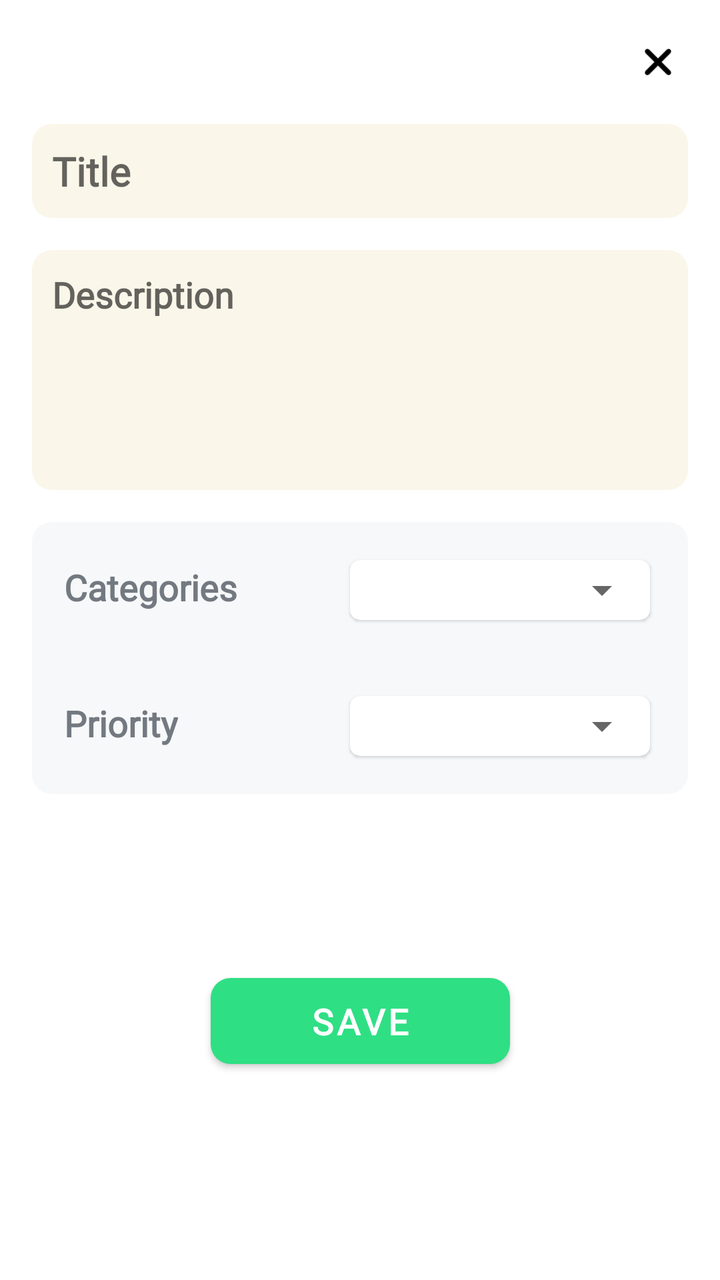
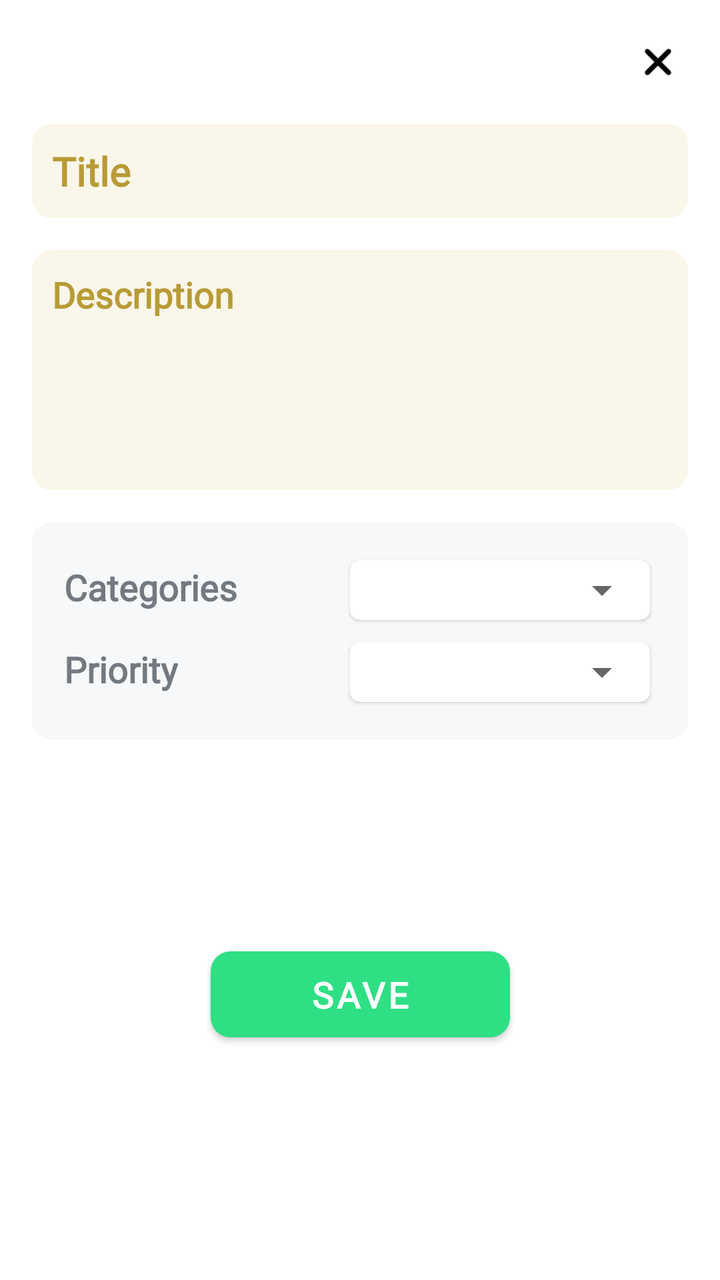

The first picture is an Android layout as it rendered before a commit; the second is the same layout after the commit. The layout source and the unified diff follow.
<!-- AndroidManifest.xml: application theme Theme.KotlinArchitecture -->
<!-- res/layout/fragment_note.xml -->
<?xml version="1.0" encoding="utf-8"?>
<androidx.constraintlayout.widget.ConstraintLayout xmlns:android="http://schemas.android.com/apk/res/android"
    xmlns:app="http://schemas.android.com/apk/res-auto"
    xmlns:tools="http://schemas.android.com/tools"
    android:layout_width="match_parent"
    android:layout_height="match_parent"
    android:padding="16dp"
    tools:context=".ui.add.NoteFragment">

    

    <ImageView
        android:id="@+id/close_img"
        android:layout_width="30dp"
        android:layout_height="30dp"
        android:rotation="45"
        android:src="@drawable/ic_round_add_24"
        app:layout_constraintEnd_toEndOf="parent"
        app:layout_constraintTop_toTopOf="parent" />

    
    <EditText
        android:id="@+id/title_edt"
        android:layout_width="0dp"
        android:layout_height="wrap_content"
        android:layout_marginTop="16dp"
        android:background="@drawable/bg_rounded_yellow_light"
        android:fontFamily="@font/abel"
        android:hint="@string/title"
        android:maxLines="1"
        android:padding="10dp"
        android:textSize="20sp"
        android:textStyle="bold"
        app:layout_constraintEnd_toEndOf="parent"
        app:layout_constraintStart_toStartOf="parent"
        app:layout_constraintTop_toBottomOf="@+id/close_img"
        app:textColorHint="@color/yellowDark" />

    
    <EditText
        android:id="@+id/desc_edt"
        android:layout_width="0dp"
        android:layout_height="120dp"
        android:layout_marginTop="16dp"
        android:background="@drawable/bg_rounded_yellow_light"
        android:fontFamily="@font/abel"
        android:gravity="top"
        android:hint="@string/desc"
        android:maxLines="1"
        android:textStyle="bold"
        android:padding="10dp"
        android:textSize="18sp"
        app:layout_constraintEnd_toEndOf="parent"
        app:layout_constraintStart_toStartOf="parent"
        app:layout_constraintTop_toBottomOf="@+id/title_edt"
        app:textColorHint="@color/yellowDark" />

    
    <androidx.constraintlayout.widget.ConstraintLayout
        android:id="@+id/content_layout"
        android:layout_width="0dp"
        android:layout_height="wrap_content"
        android:layout_marginTop="16dp"
        android:background="@drawable/bg_rounded_gray_light"
        app:layout_constraintEnd_toEndOf="parent"
        app:layout_constraintStart_toStartOf="parent"
        app:layout_constraintTop_toBottomOf="@+id/desc_edt">

        
        <androidx.constraintlayout.widget.ConstraintLayout
            android:id="@+id/categories_layout"
            android:layout_width="match_parent"
            android:layout_height="wrap_content"
            android:padding="16dp"
            app:layout_constraintTop_toTopOf="parent">


            
            <TextView
                android:layout_width="wrap_content"
                android:layout_height="wrap_content"
                android:fontFamily="@font/abel"
                android:text="@string/categories"
                android:textColor="@color/grayDark"
                android:textSize="18sp"
                android:textStyle="bold"
                app:layout_constraintBottom_toBottomOf="@+id/cardView"
                app:layout_constraintStart_toStartOf="parent"
                app:layout_constraintTop_toTopOf="parent" />

            
            <androidx.cardview.widget.CardView
                android:id="@+id/cardView"
                android:layout_width="150dp"
                android:layout_height="30dp"
                android:layout_margin="3dp"
                app:cardBackgroundColor="@color/white"
                app:cardCornerRadius="5dp"
                app:cardElevation="1dp"
                app:layout_constraintBottom_toBottomOf="parent"
                app:layout_constraintEnd_toEndOf="parent"
                app:layout_constraintTop_toTopOf="parent">

                <Spinner
                    android:id="@+id/categories_spinner"
                    android:layout_width="match_parent"
                    android:layout_height="wrap_content"
                    android:layout_gravity="center_vertical" />

            </androidx.cardview.widget.CardView>


        </androidx.constraintlayout.widget.ConstraintLayout>


        
        <androidx.constraintlayout.widget.ConstraintLayout
            android:id="@+id/priority_layout"
            android:layout_width="match_parent"
            android:layout_height="wrap_content"
            android:padding="16dp"
            app:layout_constraintTop_toBottomOf="@id/categories_layout">


            
            <TextView
                android:layout_width="wrap_content"
                android:layout_height="wrap_content"
                android:fontFamily="@font/abel"
                android:text="@string/priority"
                android:textColor="@color/grayDark"
                android:textSize="18sp"
                android:textStyle="bold"
                app:layout_constraintBottom_toBottomOf="@+id/cardView2"
                app:layout_constraintStart_toStartOf="parent"
                app:layout_constraintTop_toTopOf="parent" />

            
            <androidx.cardview.widget.CardView
                android:id="@+id/cardView2"
                android:layout_width="150dp"
                android:layout_height="30dp"
                android:layout_margin="3dp"
                app:cardBackgroundColor="@color/white"
                app:cardCornerRadius="5dp"
                app:cardElevation="1dp"
                app:layout_constraintBottom_toBottomOf="parent"
                app:layout_constraintEnd_toEndOf="parent"
                app:layout_constraintTop_toTopOf="parent">

                <Spinner
                    android:id="@+id/priority_spinner"
                    android:layout_width="match_parent"
                    android:layout_height="wrap_content"
                    android:layout_gravity="center_vertical" />

            </androidx.cardview.widget.CardView>


        </androidx.constraintlayout.widget.ConstraintLayout>


    </androidx.constraintlayout.widget.ConstraintLayout>

    
    <com.google.android.material.button.MaterialButton
        android:id="@+id/save_note_btn"
        android:layout_width="wrap_content"
        android:layout_height="55dp"
        android:fontFamily="@font/abel"
        android:paddingHorizontal="50dp"
        android:text="@string/save"
        android:textSize="18sp"
        android:textStyle="bold"
        app:backgroundTint="@color/green"
        app:cornerRadius="10dp"
        app:layout_constraintBottom_toBottomOf="parent"
        app:layout_constraintEnd_toEndOf="parent"
        app:layout_constraintStart_toStartOf="parent"
        app:layout_constraintTop_toBottomOf="@+id/content_layout" />

</androidx.constraintlayout.widget.ConstraintLayout>
<!-- resources referenced by this layout -->
<resources>
  <color name="grayDark">#737980</color>
  <color name="green">#2fdf84</color>
  <color name="white">#FFFFFFFF</color>
  <color name="yellowDark">#b89b36</color>
  <!-- drawable bg_rounded_gray_light (drawable) -->
  <?xml version="1.0" encoding="utf-8"?>
  <shape xmlns:android="http://schemas.android.com/apk/res/android">
      <solid android:color="@color/grayLight"/>
      <corners android:radius="10dp"/>
  </shape>
  <!-- drawable bg_rounded_yellow_light (drawable) -->
  <?xml version="1.0" encoding="utf-8"?>
  <shape xmlns:android="http://schemas.android.com/apk/res/android">
  
      <solid
          android:color="@color/yellowLight"
          />
  
      <corners
          android:radius="10dp"
          />
  
  </shape>
  <!-- drawable ic_round_add_24 (drawable) -->
  <vector android:height="24dp" android:tint="#000000"
      android:viewportHeight="24" android:viewportWidth="24"
      android:width="24dp" xmlns:android="http://schemas.android.com/apk/res/android">
      <path android:fillColor="@android:color/white" android:pathData="M18,13h-5v5c0,0.55 -0.45,1 -1,1s-1,-0.45 -1,-1v-5H6c-0.55,0 -1,-0.45 -1,-1s0.45,-1 1,-1h5V6c0,-0.55 0.45,-1 1,-1s1,0.45 1,1v5h5c0.55,0 1,0.45 1,1s-0.45,1 -1,1z"/>
  </vector>
  <string name="categories">Categories</string>
  <string name="desc">Description</string>
  <string name="priority">Priority</string>
  <string name="save">Save</string>
  <string name="title">Title</string>
  <style name="Theme.KotlinArchitecture" parent="Theme.MaterialComponents.DayNight.NoActionBar">
          
          <item name="colorPrimary">@color/purple_500</item>
          <item name="colorPrimaryVariant">@color/darkSlategray</item>
          <item name="colorOnPrimary">@color/white</item>
          
          <item name="colorSecondary">@color/teal_200</item>
          <item name="colorSecondaryVariant">@color/teal_700</item>
          <item name="colorOnSecondary">@color/black</item>
          
          <item name="android:statusBarColor">@color/shadowBlue</item>
          
          <item name="bottomSheetDialogTheme">@style/CustomBottomSheetDialog</item>
      </style>
  <color name="grayLight">#f6f8f9</color>
  <color name="yellowLight">#faf6e9</color>
  <color name="purple_500">#FF6200EE</color>
  <color name="darkSlategray">#202d3d</color>
  <color name="teal_200">#FF03DAC5</color>
  <color name="teal_700">#FF018786</color>
  <color name="black">#FF000000</color>
  <color name="shadowBlue">#7490A8</color>
  <style name="CustomBottomSheetDialog" parent="@style/ThemeOverlay.MaterialComponents.BottomSheetDialog">
          <item name="bottomSheetStyle">@style/CustomBottomSheet</item>
      </style>
  <style name="CustomBottomSheet" parent="Widget.MaterialComponents.BottomSheet">
          <item name="shapeAppearanceOverlay">@style/CustomShapeAppearanceBottomSheetDialog</item>
      </style>
  <style name="CustomShapeAppearanceBottomSheetDialog" parent="">
          <item name="cornerFamily">rounded</item>
          <item name="cornerSizeTopRight">20dp</item>
          <item name="cornerSizeTopLeft">20dp</item>
      </style>
</resources>

<!-- the commit's change to res/layout/fragment_note.xml (unified diff, before → after) -->
@@ -29,12 +29,12 @@
         android:hint="@string/title"
         android:maxLines="1"
         android:padding="10dp"
+        android:textColorHint="@color/yellowDark"
         android:textSize="20sp"
         android:textStyle="bold"
         app:layout_constraintEnd_toEndOf="parent"
         app:layout_constraintStart_toStartOf="parent"
-        app:layout_constraintTop_toBottomOf="@+id/close_img"
-        app:textColorHint="@color/yellowDark" />
+        app:layout_constraintTop_toBottomOf="@+id/close_img" />
 
     
     <EditText
@@ -47,13 +47,13 @@
         android:gravity="top"
         android:hint="@string/desc"
         android:maxLines="1"
+        android:padding="10dp"
+        android:textColorHint="@color/yellowDark"
+        android:textSize="18sp"
         android:textStyle="bold"
-        android:padding="10dp"
-        android:textSize="18sp"
         app:layout_constraintEnd_toEndOf="parent"
         app:layout_constraintStart_toStartOf="parent"
-        app:layout_constraintTop_toBottomOf="@+id/title_edt"
-        app:textColorHint="@color/yellowDark" />
+        app:layout_constraintTop_toBottomOf="@+id/title_edt" />
 
     
     <androidx.constraintlayout.widget.ConstraintLayout
@@ -62,6 +62,7 @@
         android:layout_height="wrap_content"
         android:layout_marginTop="16dp"
         android:background="@drawable/bg_rounded_gray_light"
+        android:padding="16dp"
         app:layout_constraintEnd_toEndOf="parent"
         app:layout_constraintStart_toStartOf="parent"
         app:layout_constraintTop_toBottomOf="@+id/desc_edt">
@@ -71,7 +72,6 @@
             android:id="@+id/categories_layout"
             android:layout_width="match_parent"
             android:layout_height="wrap_content"
-            android:padding="16dp"
             app:layout_constraintTop_toTopOf="parent">
 
 
@@ -118,7 +118,7 @@
             android:id="@+id/priority_layout"
             android:layout_width="match_parent"
             android:layout_height="wrap_content"
-            android:padding="16dp"
+            android:layout_marginTop="5dp"
             app:layout_constraintTop_toBottomOf="@id/categories_layout">
 
 
@@ -170,6 +170,7 @@
         android:fontFamily="@font/abel"
         android:paddingHorizontal="50dp"
         android:text="@string/save"
+        android:textColor="@color/white"
         android:textSize="18sp"
         android:textStyle="bold"
         app:backgroundTint="@color/green"
<!-- resource entries referenced after the edit -->
@@ -46,7 +46,9 @@
           
           <item name="android:statusBarColor">@color/shadowBlue</item>
           
-          <item name="bottomSheetDialogTheme">@style/CustomBottomSheetDialog</item>
+  
+          <item name="bottomSheetDialogTheme">@style/CustomBottomSheetThemeOverlay</item>
+  
       </style>
   <color name="grayLight">#f6f8f9</color>
   <color name="yellowLight">#faf6e9</color>
@@ -56,16 +58,16 @@
   <color name="teal_700">#FF018786</color>
   <color name="black">#FF000000</color>
   <color name="shadowBlue">#7490A8</color>
-  <style name="CustomBottomSheetDialog" parent="@style/ThemeOverlay.MaterialComponents.BottomSheetDialog">
-          <item name="bottomSheetStyle">@style/CustomBottomSheet</item>
+  <style name="CustomBottomSheetThemeOverlay" parent="@style/ThemeOverlay.MaterialComponents.BottomSheetDialog">
+          <item name="bottomSheetStyle">@style/CustomBottomSheetMaterialComponent</item>
       </style>
-  <style name="CustomBottomSheet" parent="Widget.MaterialComponents.BottomSheet">
-          <item name="shapeAppearanceOverlay">@style/CustomShapeAppearanceBottomSheetDialog</item>
+  <style name="CustomBottomSheetMaterialComponent" parent="Widget.MaterialComponents.BottomSheet">
+          <item name="shapeAppearanceOverlay">@style/MyCustomBottomSheet</item>
       </style>
-  <style name="CustomShapeAppearanceBottomSheetDialog" parent="">
+  <style name="MyCustomBottomSheet" parent="">
           <item name="cornerFamily">rounded</item>
+          <item name="cornerSizeTopLeft">20dp</item>
           <item name="cornerSizeTopRight">20dp</item>
-          <item name="cornerSizeTopLeft">20dp</item>
       </style>
 </resources>
 
